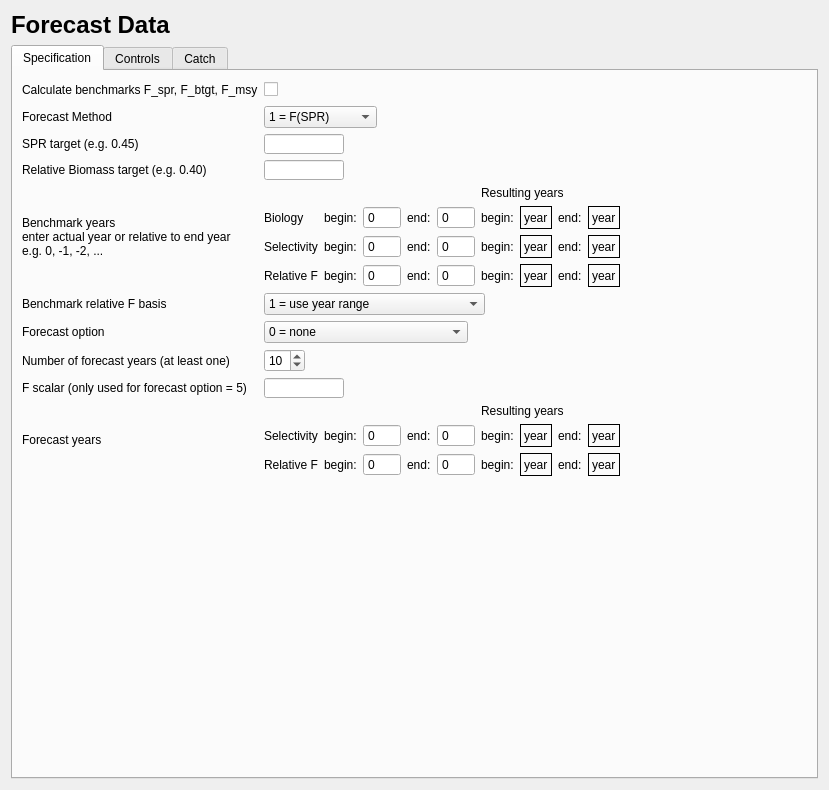
Qt form src/forecast_widget.ui (nmfs-ost/ss3-ssi) before a commit.
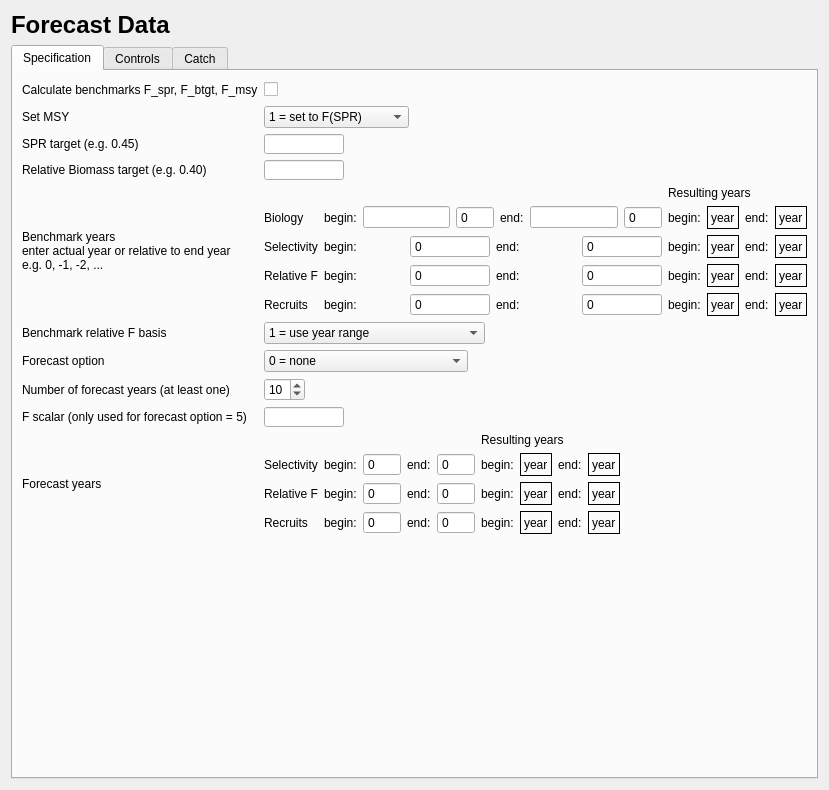
The same form after that commit. The open tabs and pages were chosen to show the change. Icons and pictures are not drawn.

Commit message: Fixed forecast year display and display of output files.

```diff
--- a/src/forecast_widget.ui
+++ b/src/forecast_widget.ui
@@ -54,7 +54,7 @@
    <item>
     <widget class="QTabWidget" name="tabWidget">
      <property name="currentIndex">
-      <number>2</number>
+      <number>0</number>
      </property>
      <widget class="QWidget" name="tab_specification">
       <attribute name="title">
@@ -65,82 +65,6 @@
         <layout class="QGridLayout" name="gridLayout_fcast1">
          <item row="4" column="1" colspan="2">
           <layout class="QGridLayout" name="gridLayout_bmark_years">
-           <item row="1" column="3">
-            <layout class="QHBoxLayout" name="horizontalLayout_bio">
-             <item>
-              <widget class="QLabel" name="label_bmark_bio_beg_ref">
-               <property name="text">
-                <string>begin:</string>
-               </property>
-              </widget>
-             </item>
-             <item>
-              <widget class="QLabel" name="label_bmark_bio_beg_yr_ref">
-               <property name="frameShape">
-                <enum>QFrame::Panel</enum>
-               </property>
-               <property name="text">
-                <string>year</string>
-               </property>
-              </widget>
-             </item>
-             <item>
-              <widget class="QLabel" name="label_bmark_bio_end_ref">
-               <property name="text">
-                <string>end:</string>
-               </property>
-              </widget>
-             </item>
-             <item>
-              <widget class="QLabel" name="label_bmark_bio_end_yr_ref">
-               <property name="frameShape">
-                <enum>QFrame::Panel</enum>
-               </property>
-               <property name="text">
-                <string>year</string>
-               </property>
-              </widget>
-             </item>
-            </layout>
-           </item>
-           <item row="2" column="3">
-            <layout class="QHBoxLayout" name="horizontalLayout_sel">
-             <item>
-              <widget class="QLabel" name="label_bmark_sel_beg_ref">
-               <property name="text">
-                <string>begin:</string>
-               </property>
-              </widget>
-             </item>
-             <item>
-              <widget class="QLabel" name="label_bmark_sel_beg_yr_ref">
-               <property name="frameShape">
-                <enum>QFrame::Panel</enum>
-               </property>
-               <property name="text">
-                <string>year</string>
-               </property>
-              </widget>
-             </item>
-             <item>
-              <widget class="QLabel" name="label_bmark_sel_end_ref">
-               <property name="text">
-                <string>end:</string>
-               </property>
-              </widget>
-             </item>
-             <item>
-              <widget class="QLabel" name="label_bmark_sel_end_yr_ref">
-               <property name="frameShape">
-                <enum>QFrame::Panel</enum>
-               </property>
-               <property name="text">
-                <string>year</string>
-               </property>
-              </widget>
-             </item>
-            </layout>
-           </item>
            <item row="3" column="3">
             <layout class="QHBoxLayout" name="horizontalLayout_bmark_relf_2">
              <item>
@@ -179,6 +103,82 @@
              </item>
             </layout>
            </item>
+           <item row="2" column="3">
+            <layout class="QHBoxLayout" name="horizontalLayout_sel">
+             <item>
+              <widget class="QLabel" name="label_bmark_sel_beg_ref">
+               <property name="text">
+                <string>begin:</string>
+               </property>
+              </widget>
+             </item>
+             <item>
+              <widget class="QLabel" name="label_bmark_sel_beg_yr_ref">
+               <property name="frameShape">
+                <enum>QFrame::Panel</enum>
+               </property>
+               <property name="text">
+                <string>year</string>
+               </property>
+              </widget>
+             </item>
+             <item>
+              <widget class="QLabel" name="label_bmark_sel_end_ref">
+               <property name="text">
+                <string>end:</string>
+               </property>
+              </widget>
+             </item>
+             <item>
+              <widget class="QLabel" name="label_bmark_sel_end_yr_ref">
+               <property name="frameShape">
+                <enum>QFrame::Panel</enum>
+               </property>
+               <property name="text">
+                <string>year</string>
+               </property>
+              </widget>
+             </item>
+            </layout>
+           </item>
+           <item row="1" column="3">
+            <layout class="QHBoxLayout" name="horizontalLayout_bio">
+             <item>
+              <widget class="QLabel" name="label_bmark_bio_beg_ref">
+               <property name="text">
+                <string>begin:</string>
+               </property>
+              </widget>
+             </item>
+             <item>
+              <widget class="QLabel" name="label_bmark_bio_beg_yr_ref">
+               <property name="frameShape">
+                <enum>QFrame::Panel</enum>
+               </property>
+               <property name="text">
+                <string>year</string>
+               </property>
+              </widget>
+             </item>
+             <item>
+              <widget class="QLabel" name="label_bmark_bio_end_ref">
+               <property name="text">
+                <string>end:</string>
+               </property>
+              </widget>
+             </item>
+             <item>
+              <widget class="QLabel" name="label_bmark_bio_end_yr_ref">
+               <property name="frameShape">
+                <enum>QFrame::Panel</enum>
+               </property>
+               <property name="text">
+                <string>year</string>
+               </property>
+              </widget>
+             </item>
+            </layout>
+           </item>
            <item row="1" column="1">
             <layout class="QHBoxLayout" name="horizontalLayout_bmark_bio">
              <item>
@@ -188,6 +188,9 @@
                </property>
               </widget>
              </item>
+             <item>
+              <widget class="QLineEdit" name="lineEdit_bmark_bio_beg"/>
+             </item>
              <item>
               <widget class="QSpinBox" name="spinBox_bmark_bio_beg">
                <property name="buttonSymbols">
@@ -211,6 +214,9 @@
                </property>
               </widget>
              </item>
+             <item>
+              <widget class="QLineEdit" name="lineEdit_bmark_bio_end"/>
+             </item>
              <item>
               <widget class="QSpinBox" name="spinBox_bmark_bio_end">
                <property name="buttonSymbols">
@@ -355,6 +361,95 @@
              </property>
             </widget>
            </item>
+           <item row="4" column="0">
+            <widget class="QLabel" name="label_bmark_recr">
+             <property name="text">
+              <string>Recruits</string>
+             </property>
+            </widget>
+           </item>
+           <item row="4" column="1">
+            <layout class="QHBoxLayout" name="horizontalLayout_bmark_recr">
+             <item>
+              <widget class="QLabel" name="label_bmark_recr_beg">
+               <property name="text">
+                <string>begin:</string>
+               </property>
+              </widget>
+             </item>
+             <item>
+              <widget class="QSpinBox" name="spinBox_bmark_recr_beg">
+               <property name="buttonSymbols">
+                <enum>QAbstractSpinBox::NoButtons</enum>
+               </property>
+               <property name="minimum">
+                <number>-50</number>
+               </property>
+               <property name="maximum">
+                <number>5000</number>
+               </property>
+              </widget>
+             </item>
+             <item>
+              <widget class="QLabel" name="label_bmark_recr_end">
+               <property name="text">
+                <string>end:</string>
+               </property>
+              </widget>
+             </item>
+             <item>
+              <widget class="QSpinBox" name="spinBox_bmark_recr_end">
+               <property name="buttonSymbols">
+                <enum>QAbstractSpinBox::NoButtons</enum>
+               </property>
+               <property name="minimum">
+                <number>-50</number>
+               </property>
+               <property name="maximum">
+                <number>5000</number>
+               </property>
+              </widget>
+             </item>
+            </layout>
+           </item>
+           <item row="4" column="3">
+            <layout class="QHBoxLayout" name="horizontalLayout_bmark_recr_ref">
+             <item>
+              <widget class="QLabel" name="label_bmark_recr_beg_ref">
+               <property name="text">
+                <string>begin:</string>
+               </property>
+              </widget>
+             </item>
+             <item>
+              <widget class="QLabel" name="label_bmark_recr_beg_yr_ref">
+               <property name="frameShape">
+                <enum>QFrame::Panel</enum>
+               </property>
+               <property name="text">
+                <string>year</string>
+               </property>
+              </widget>
+             </item>
+             <item>
+              <widget class="QLabel" name="label_bmark_recr_end_ref">
+               <property name="text">
+                <string>end:</string>
+               </property>
+              </widget>
+             </item>
+             <item>
+              <widget class="QLabel" name="label_bmark_recr_end_yr_ref">
+               <property name="frameShape">
+                <enum>QFrame::Panel</enum>
+               </property>
+               <property name="text">
+                <string>year</string>
+               </property>
+              </widget>
+             </item>
+            </layout>
+           </item>
           </layout>
          </item>
          <item row="12" column="1" colspan="2">
@@ -560,6 +655,95 @@
              </item>
             </layout>
            </item>
+           <item row="4" column="0">
+            <widget class="QLabel" name="label_2">
+             <property name="text">
+              <string>Recruits</string>
+             </property>
+            </widget>
+           </item>
+           <item row="4" column="1">
+            <layout class="QHBoxLayout" name="horizontalLayout_3">
+             <item>
+              <widget class="QLabel" name="label_fcast_recr_beg">
+               <property name="text">
+                <string>begin:</string>
+               </property>
+              </widget>
+             </item>
+             <item>
+              <widget class="QSpinBox" name="spinBox_fcast_recr_beg">
+               <property name="buttonSymbols">
+                <enum>QAbstractSpinBox::NoButtons</enum>
+               </property>
+               <property name="minimum">
+                <number>-50</number>
+               </property>
+               <property name="maximum">
+                <number>3000</number>
+               </property>
+              </widget>
+             </item>
+             <item>
+              <widget class="QLabel" name="label_fcast_recr_end">
+               <property name="text">
+                <string>end:</string>
+               </property>
+              </widget>
+             </item>
+             <item>
+              <widget class="QSpinBox" name="spinBox_fcast_recr_end">
+               <property name="buttonSymbols">
+                <enum>QAbstractSpinBox::NoButtons</enum>
+               </property>
+               <property name="minimum">
+                <number>-50</number>
+               </property>
+               <property name="maximum">
+                <number>3000</number>
+               </property>
+              </widget>
+             </item>
+            </layout>
+           </item>
+           <item row="4" column="2" colspan="2">
+            <layout class="QHBoxLayout" name="horizontalLayout_4">
+             <item>
+              <widget class="QLabel" name="label_fcast_recr_beg_ref">
+               <property name="text">
+                <string>begin:</string>
+               </property>
+              </widget>
+             </item>
+             <item>
+              <widget class="QLabel" name="label_fcast_recr_beg_yr_ref">
+               <property name="frameShape">
+                <enum>QFrame::Panel</enum>
+               </property>
+               <property name="text">
+                <string>year</string>
+               </property>
+              </widget>
+             </item>
+             <item>
+              <widget class="QLabel" name="label_fcast_recr_end_ref">
+               <property name="text">
+                <string>end:</string>
+               </property>
+              </widget>
+             </item>
+             <item>
+              <widget class="QLabel" name="label_fcast_recr_end_yr_ref">
+               <property name="frameShape">
+                <enum>QFrame::Panel</enum>
+               </property>
+               <property name="text">
+                <string>year</string>
+               </property>
+              </widget>
+             </item>
+            </layout>
+           </item>
           </layout>
          </item>
          <item row="7" column="2">
@@ -744,22 +928,22 @@
             <widget class="QComboBox" name="comboBox_MSY_options">
              <item>
               <property name="text">
-               <string>1 = F(SPR)</string>
+               <string>1 = set to F(SPR)</string>
               </property>
              </item>
              <item>
               <property name="text">
-               <string>2 = F(MSY)</string>
+               <string>2 = calculate F(MSY)</string>
               </property>
              </item>
              <item>
               <property name="text">
-               <string>3 = F(B target)</string>
+               <string>3 = set to F(B target)</string>
               </property>
              </item>
              <item>
               <property name="text">
-               <string>4 = F(end year)</string>
+               <string>4 = set to F(end year)</string>
               </property>
              </item>
             </widget>
@@ -855,7 +1039,7 @@
          <item row="1" column="0">
           <widget class="QLabel" name="label_MSY_options">
            <property name="text">
-            <string>Forecast Method</string>
+            <string>Set MSY</string>
            </property>
           </widget>
          </item>
```
The commit also changes 9 other files.
